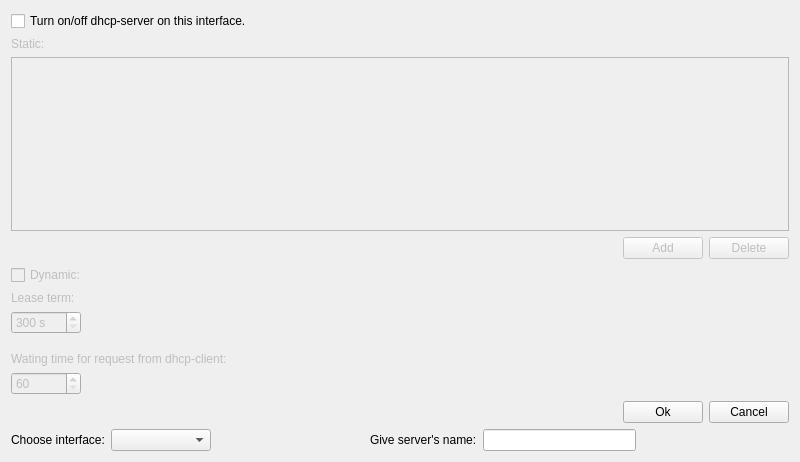
Old version of the form src/forms/dhcpserverproperty.ui in the repository Vortm4x/netemul.
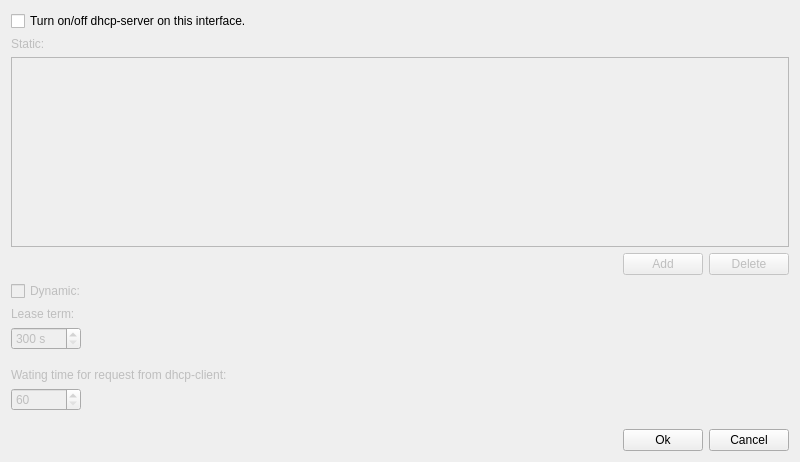
New version of the form. Icons and pictures are not drawn. Custom widgets are drawn as their Qt base class.

```diff
--- a/src/forms/dhcpserverproperty.ui
+++ b/src/forms/dhcpserverproperty.ui
@@ -305,63 +305,6 @@
      </item>
     </layout>
    </item>
-   <item>
-    <layout class="QHBoxLayout" name="horizontalLayout_2">
-     <item>
-      <widget class="QLabel" name="label_3">
-       <property name="text">
-        <string>Choose interface:</string>
-       </property>
-      </widget>
-     </item>
-     <item>
-      <widget class="QComboBox" name="cb_interface">
-       <property name="minimumSize">
-        <size>
-         <width>100</width>
-         <height>0</height>
-        </size>
-       </property>
-      </widget>
-     </item>
-     <item>
-      <spacer name="horizontalSpacer_4">
-       <property name="orientation">
-        <enum>Qt::Horizontal</enum>
-       </property>
-       <property name="sizeHint" stdset="0">
-        <size>
-         <width>40</width>
-         <height>20</height>
-        </size>
-       </property>
-      </spacer>
-     </item>
-     <item>
-      <widget class="QLabel" name="label_4">
-       <property name="text">
-        <string>Give server's name:</string>
-       </property>
-      </widget>
-     </item>
-     <item>
-      <widget class="QLineEdit" name="le_name"/>
-     </item>
-     <item>
-      <spacer name="horizontalSpacer_3">
-       <property name="orientation">
-        <enum>Qt::Horizontal</enum>
-       </property>
-       <property name="sizeHint" stdset="0">
-        <size>
-         <width>40</width>
-         <height>20</height>
-        </size>
-       </property>
-      </spacer>
-     </item>
-    </layout>
-   </item>
   </layout>
  </widget>
  <customwidgets>
```
Left out of the diff: 34 changed lines with no effect on the pictures.
